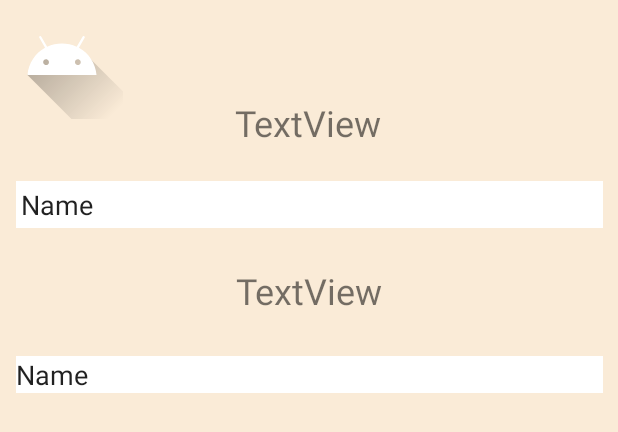
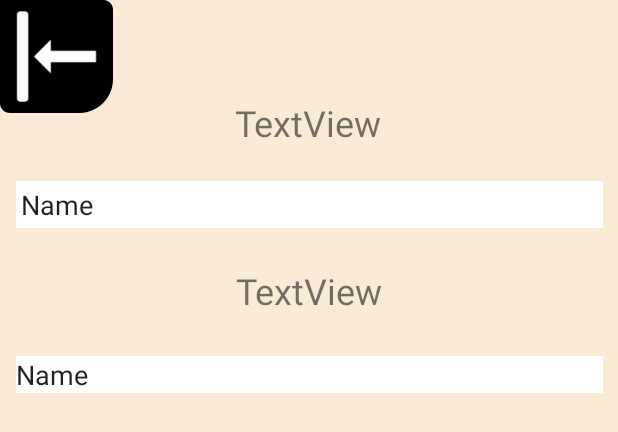
Before and after one commit to TheIzvorg/Encode, an Android app: the layout activity_encode.xml on its own in the app's theme, with its tools: preview values and no code run, on a phone screen of 412 x 824 dp. Shown: the top 432 px of the screen. Run offline under Robolectric (Android 15) with nearby library versions, the light colour scheme and no system bars.

```diff
--- a/app/src/main/AndroidManifest.xml
+++ b/app/src/main/AndroidManifest.xml
@@ -20,6 +20,7 @@
         </activity>
         <activity android:name=".MainActivity" />
         <activity android:name=".MenuActivity" />
+        <activity android:name=".EncodeActivity" />
     </application>
 
 </manifest>
--- a/app/src/main/res/layout/activity_encode.xml
+++ b/app/src/main/res/layout/activity_encode.xml
@@ -61,13 +61,13 @@
         app:layout_constraintTop_toBottomOf="@+id/textView3"
         app:layout_constraintVertical_bias="0.046" />
 
-    <ImageButton
-        android:id="@+id/imageButton"
-        android:layout_width="82dp"
-        android:layout_height="79dp"
-        android:background="@color/AntiqueWhite"
-        android:scrollbarSize="8dp"
-        app:srcCompat="@drawable/ic_launcher_foreground"
-        tools:layout_editor_absoluteX="1dp"
-        tools:layout_editor_absoluteY="3dp" />
+    <Button
+        android:id="@+id/button"
+        android:layout_width="75dp"
+        android:layout_height="75dp"
+        android:background="@drawable/exitpng"
+        android:onClick="onClickBack"
+        tools:layout_editor_absoluteX="-1dp"
+        tools:layout_editor_absoluteY="-1dp" />
+
 </androidx.constraintlayout.widget.ConstraintLayout>
```
Also changed, not shown: app/src/main/java/com/example/encode_isp95vb_rubanov/EncodeActivity.java (+6 -1 lines), app/src/main/java/com/example/encode_isp95vb_rubanov/EncodeChipers.java (added, +50 -0 lines), app/src/main/res/drawable-hdpi/exitpng.png (added), app/src/main/res/drawable-ldpi/exitpng.png (added), app/src/main/res/drawable-mdpi/exitpng.png (added), app/src/main/res/drawable-xhdpi/exitpng.png (added), app/src/main/res/drawable-xxhdpi/exitpng.png (added), app/src/main/res/drawable-xxxhdpi/exitpng.png (added).
